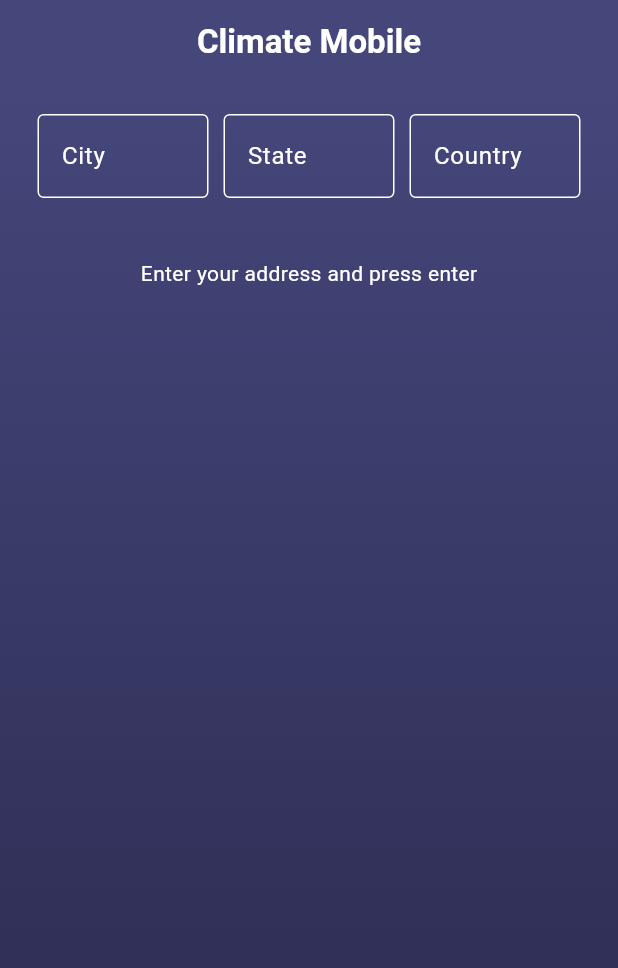
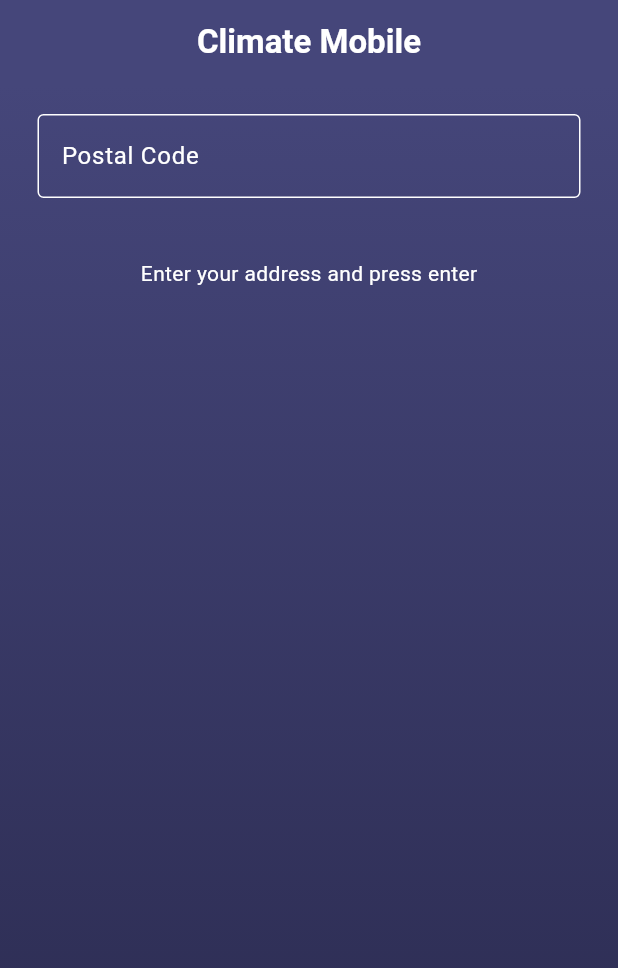
Before and after one commit to Gabinel/weather_app, a Flutter app: the screen it shows after launch, on a phone screen of 412 x 824 dp. Shown: the top 968 px of the screen. Run offline on Flutter 3.47's test engine with Material 3 defaults, Android fonts, the phone set to English and light mode, and no system bars.

Commit message:
feat: postal code chalenge added

```diff
--- a/lib/home.dart
+++ b/lib/home.dart
@@ -18,9 +18,7 @@ class _HomeState extends State<Home> {
   ContainerRow containerRow = ContainerRow();
   DailyColumn dailyColumn = DailyColumn();
 
-  String city = '';
-  String state = '';
-  String country = '';
+  String postalCode = '';
   Map<String, dynamic>? weatherData;
   List<Map<String, dynamic>>? weatherFutureData;
   List<Map<String, dynamic>>? dailyData;
@@ -31,8 +29,8 @@ class _HomeState extends State<Home> {
   bool celsius = true;
 
   void getWeather() async {
-    if (city != '' && state != '' && country != '') {
-      var location = await weatherService.fetchLocation(city, state, country);
+    if (postalCode != '') {
+      var location = await weatherService.fetchLocation(postalCode);
       var data = await weatherService.fetchWeather(location, celsius);
       var futureData = weatherService.filterFutureWeather(data);
       var daily = weatherService.getDailyData(data);
@@ -305,7 +303,7 @@ class _HomeState extends State<Home> {
             child: TextField(
               style: const TextStyle(color: Colors.white),
               decoration: const InputDecoration(
-                labelText: 'City',
+                labelText: 'Postal Code',
                 labelStyle: TextStyle(color: Colors.white),
                 enabledBorder: OutlineInputBorder(
                   borderSide: BorderSide(color: Colors.white),
@@ -316,55 +314,7 @@ class _HomeState extends State<Home> {
               ),
               onSubmitted: (value) {
                 setState(() {
-                  city = value;
-                  getWeather();
-                });
-              },
-            ),
-          ),
-        ),
-        Flexible(
-          child: Padding(
-            padding: const EdgeInsets.symmetric(horizontal: 5),
-            child: TextField(
-              style: const TextStyle(color: Colors.white),
-              decoration: const InputDecoration(
-                labelText: 'State',
-                labelStyle: TextStyle(color: Colors.white),
-                enabledBorder: OutlineInputBorder(
-                  borderSide: BorderSide(color: Colors.white),
-                ),
-                focusedBorder: OutlineInputBorder(
-                  borderSide: BorderSide(color: Colors.lightBlue),
-                ),
-              ),
-              onSubmitted: (value) {
-                setState(() {
-                  state = value;
-                  getWeather();
-                });
-              },
-            ),
-          ),
-        ),
-        Flexible(
-          child: Padding(
-            padding: const EdgeInsets.symmetric(horizontal: 5),
-            child: TextField(
-              style: const TextStyle(color: Colors.white),
-              decoration: const InputDecoration(
-                labelText: 'Country',
-                labelStyle: TextStyle(color: Colors.white),
-                enabledBorder: OutlineInputBorder(
-                  borderSide: BorderSide(color: Colors.white),
-                ),
-                focusedBorder: OutlineInputBorder(
-                  borderSide: BorderSide(color: Colors.lightBlue),
-                ),
-              ),
-              onSubmitted: (value) {
-                setState(() {
-                  country = value;
+                  postalCode = value;
                   getWeather();
                 });
               },
--- a/lib/weather_service.dart
+++ b/lib/weather_service.dart
@@ -7,11 +7,9 @@ class WeatherService {
   final String geocodeApiUrl = "https://geocode.maps.co/search";
   final String weatherApiUrl = "https://api.open-meteo.com/v1/forecast";
 
-  Future<List<dynamic>> fetchLocation(
-      String city, String state, String country) async {
+  Future<List<dynamic>> fetchLocation(String postalCode) async {
     final cityResponse = await http
-        .get(Uri.parse(
-            "$geocodeApiUrl?q=$city,$state,$country&api_key=$geocodeApiKey"))
+        .get(Uri.parse("$geocodeApiUrl?q=$postalCode&api_key=$geocodeApiKey"))
         .timeout(const Duration(seconds: 10));
 
     return json.decode(cityResponse.body);
```
